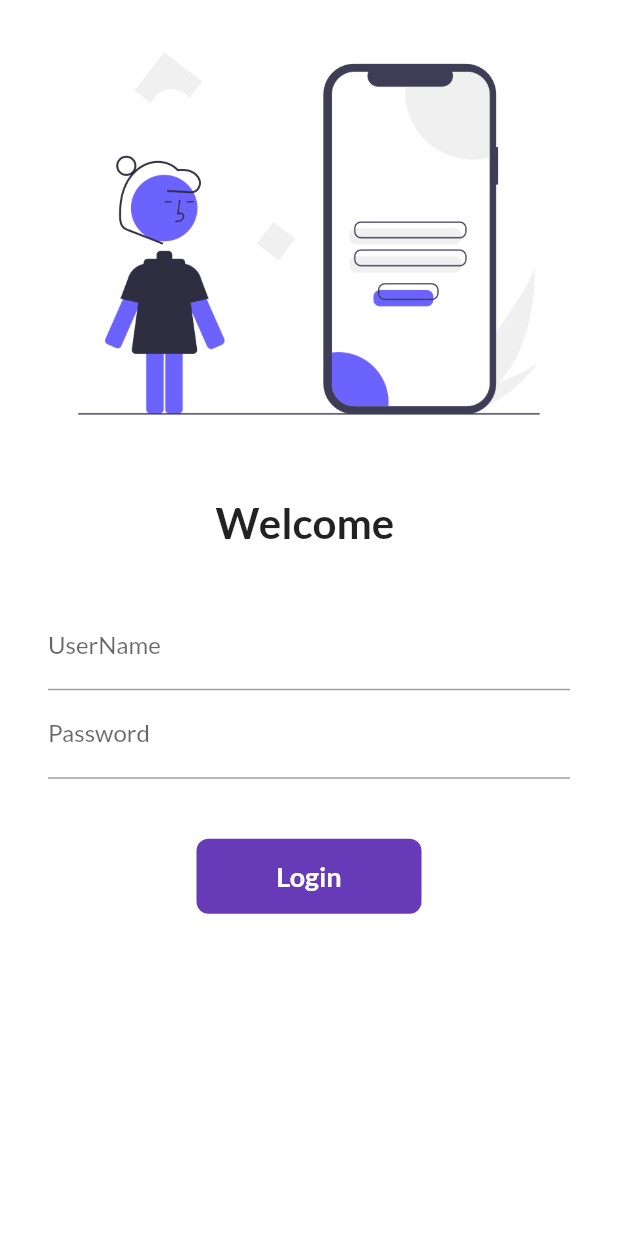
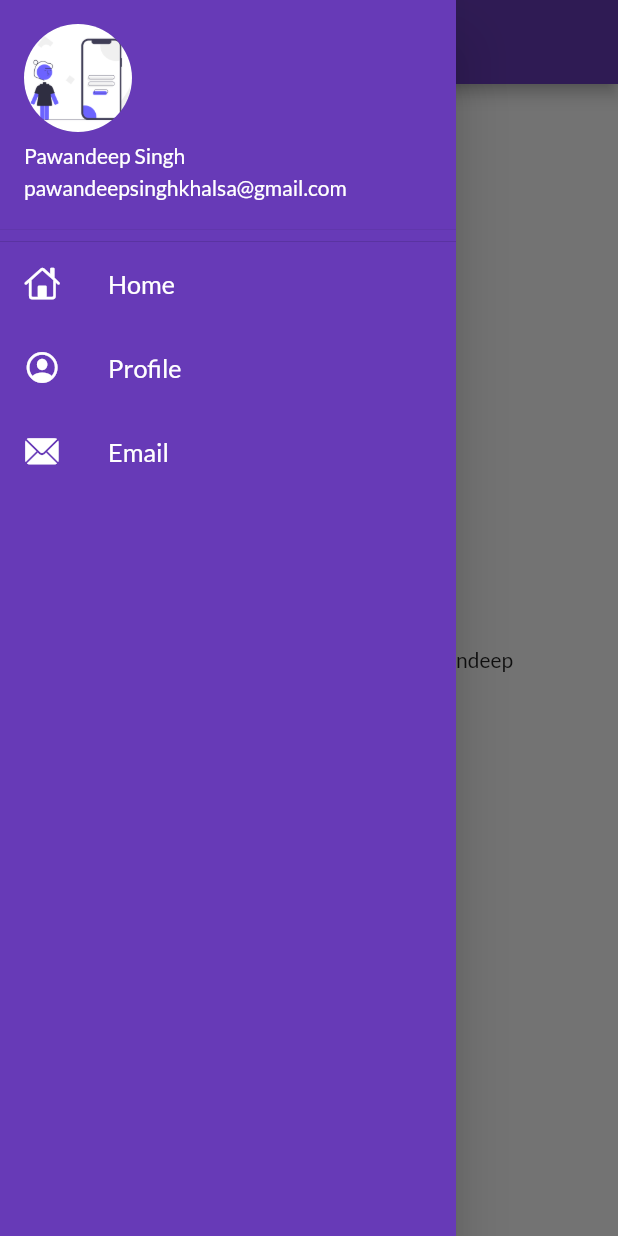
Before and after one commit to PawandeepSinghKhalsa/30DaysOfFlutter, a Flutter app: the screen it shows after launch, with the side drawer open (before the commit the screen has no drawer), on a phone screen of 412 x 824 dp. Run offline on Flutter 3.47's test engine with Material 2 defaults, Android fonts, the phone set to English and light mode, and no system bars; our stand-ins replace google_fonts.

Commit message:
day8 completed

```diff
--- a/lib/main.dart
+++ b/lib/main.dart
@@ -19,7 +19,7 @@ class MyApp extends StatelessWidget {
           fontFamily: GoogleFonts.lato().fontFamily),
       //darkTheme: ThemeData(primarySwatch: Colors.red),
 
-      //initialRoute: "/home",
+      initialRoute: "/home",
       routes: {
         "/": (context) => LoginPage(),
         MyRoutes.homeRoute: (context) => HomePage(),
--- a/lib/pages/home_page.dart
+++ b/lib/pages/home_page.dart
@@ -1,4 +1,5 @@
 import 'package:flutter/material.dart';
+import 'package:flutter_catalog/widgets/drawer.dart';
 
 class HomePage extends StatelessWidget {
   final int days = 30;
@@ -11,12 +12,11 @@ class HomePage extends StatelessWidget {
         title: Text("Catalog App"),
       ),
       body: Center(
-
-          child: Container(
-            child: Text("Welcome to $days days of flutter by $name"),
-          ),
+        child: Container(
+          child: Text("Welcome to $days days of flutter by $name"),
         ),
-    drawer: Drawer(),
+      ),
+      drawer: MyDrawer(),
     );
   }
 }
--- /dev/null
+++ b/lib/widgets/drawer.dart
@@ -0,0 +1,60 @@
+import 'package:flutter/cupertino.dart';
+import 'package:flutter/material.dart';
+
+class MyDrawer extends StatelessWidget {
+  final String imageUrl = "assets/images/login_image.png";
+  @override
+  Widget build(BuildContext context) {
+    return Drawer(
+      child: Container(
+        color: Colors.deepPurple,
+        child: ListView(
+          children: [
+            DrawerHeader(
+              padding: EdgeInsets.zero,
+              margin: EdgeInsets.zero,
+              child: UserAccountsDrawerHeader(
+                accountName: Text("Pawandeep Singh"),
+                accountEmail: Text("pawandeepsinghkhalsa@gmail.com"),
+                currentAccountPicture: CircleAvatar(
+                  backgroundImage: AssetImage(imageUrl),
+                ),
+              ),
+            ),
+            ListTile(
+              leading: Icon(CupertinoIcons.home, color: Colors.white),
+              title: Text(
+                "Home",
+                textScaleFactor: 1.2,
+                style: TextStyle(
+                  color: Colors.white,
+                ),
+              ),
+            ),
+            ListTile(
+              leading:
+                  Icon(CupertinoIcons.profile_circled, color: Colors.white),
+              title: Text(
+                "Profile",
+                textScaleFactor: 1.2,
+                style: TextStyle(
+                  color: Colors.white,
+                ),
+              ),
+            ),
+            ListTile(
+              leading: Icon(CupertinoIcons.mail_solid, color: Colors.white),
+              title: Text(
+                "Email",
+                textScaleFactor: 1.2,
+                style: TextStyle(
+                  color: Colors.white,
+                ),
+              ),
+            )
+          ],
+        ),
+      ),
+    );
+  }
+}
```
